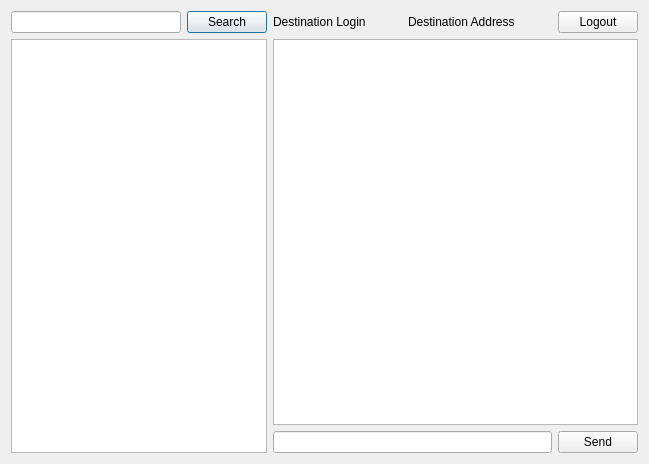
Qt form src/chatpage.ui (c5xheavy/p2p_messenger) before a commit.
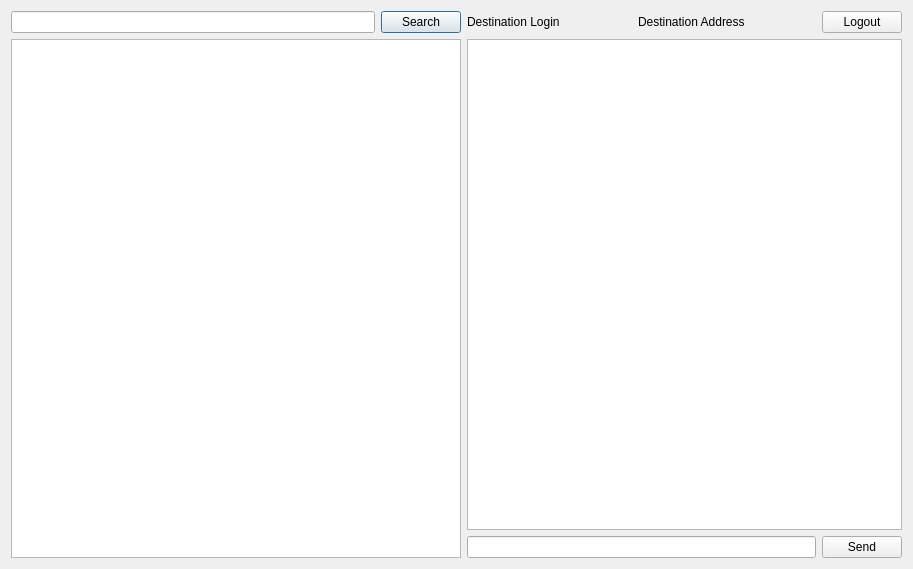
The same form after that commit.

Commit message: set contactsListWidget font to ubuntu mono and minimumSize to 450

Patch:
```diff
--- a/src/chatpage.ui
+++ b/src/chatpage.ui
@@ -6,8 +6,8 @@
    <rect>
     <x>0</x>
     <y>0</y>
-    <width>649</width>
-    <height>464</height>
+    <width>913</width>
+    <height>569</height>
    </rect>
   </property>
   <property name="windowTitle">
@@ -51,6 +51,17 @@
          <verstretch>0</verstretch>
         </sizepolicy>
        </property>
+       <property name="minimumSize">
+        <size>
+         <width>450</width>
+         <height>0</height>
+        </size>
+       </property>
+       <property name="font">
+        <font>
+         <family>Ubuntu Mono</family>
+        </font>
+       </property>
       </widget>
      </item>
     </layout>
```
